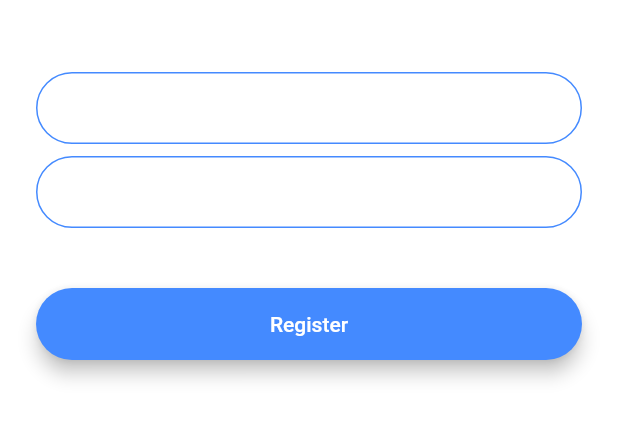
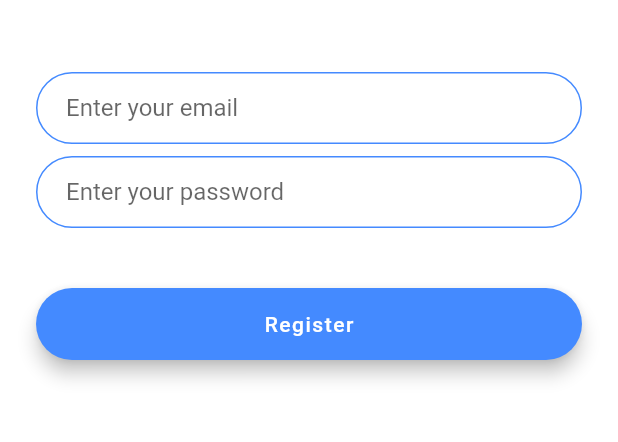
Before and after one commit to akshaykoni174285/messenger-app, a Flutter app: the screen it shows after launch, after a tap on "Register", on a phone screen of 412 x 824 dp, the part 576-1018 px from its top. Run offline on Flutter 3.47's test engine with Material 2 defaults, Android fonts, the phone set to English and light mode, and no system bars; our stand-ins replace animated_text_kit.

```diff
--- a/lib/components/rounded_button.dart
+++ b/lib/components/rounded_button.dart
@@ -0,0 +1,31 @@
+import 'package:flutter/material.dart';
+import 'package:messenger_application/constants.dart';
+
+class Material_Button extends StatelessWidget {
+  Material_Button(
+      {required this.onpressed, required this.text, required this.color});
+  late VoidCallback onpressed;
+  late String text;
+  late Color color;
+
+  @override
+  Widget build(BuildContext context) {
+    return Padding(
+      padding: EdgeInsets.symmetric(vertical: 16.0),
+      child: Material(
+        color: color,
+        borderRadius: BorderRadius.circular(30.0),
+        elevation: 5.0,
+        child: MaterialButton(
+          onPressed: onpressed,
+          minWidth: 200.0,
+          height: 42.0,
+          child: Text(
+            text,
+            style: KWhiteStyle,
+          ),
+        ),
+      ),
+    );
+  }
+}
--- a/lib/constants.dart
+++ b/lib/constants.dart
@@ -17,3 +17,23 @@ const kMessageContainerDecoration = BoxDecoration(
     top: BorderSide(color: Colors.lightBlueAccent, width: 2.0),
   ),
 );
+
+const KMaterialButtonStyle = InputDecoration(
+  contentPadding: EdgeInsets.symmetric(vertical: 10.0, horizontal: 20.0),
+  border: OutlineInputBorder(
+    borderRadius: BorderRadius.all(Radius.circular(32.0)),
+  ),
+  enabledBorder: OutlineInputBorder(
+    borderSide: BorderSide(color: Colors.lightBlueAccent, width: 1.0),
+    borderRadius: BorderRadius.all(Radius.circular(32.0)),
+  ),
+  focusedBorder: OutlineInputBorder(
+    borderSide: BorderSide(color: Colors.lightBlueAccent, width: 2.0),
+    borderRadius: BorderRadius.all(Radius.circular(32.0)),
+  ),
+);
+
+const KWhiteStyle = TextStyle(
+  color: Colors.white,
+  letterSpacing: 1,
+);
--- a/lib/main.dart
+++ b/lib/main.dart
@@ -11,11 +11,6 @@ class FlashChat extends StatelessWidget {
   Widget build(BuildContext context) {
     return MaterialApp(
       debugShowCheckedModeBanner: false,
-      theme: ThemeData.dark().copyWith(
-        textTheme: TextTheme(
-          bodyText1: TextStyle(color: Colors.black54),
-        ),
-      ),
       initialRoute: WelcomeScreen.id,
       routes: {
         WelcomeScreen.id: (context) => WelcomeScreen(),
--- a/lib/screens/registration_screen.dart
+++ b/lib/screens/registration_screen.dart
@@ -1,4 +1,5 @@
 import 'package:flutter/material.dart';
+import 'package:messenger_application/components/rounded_button.dart';
 
 class RegistrationScreen extends StatefulWidget {
   static const id = 'registration_screen';
@@ -75,25 +76,11 @@ class _RegistrationScreenState extends State<RegistrationScreen> {
             SizedBox(
               height: 24.0,
             ),
-            Padding(
-              padding: EdgeInsets.symmetric(vertical: 16.0),
-              child: Material(
-                color: Colors.blueAccent,
-                borderRadius: BorderRadius.all(Radius.circular(30.0)),
-                elevation: 5.0,
-                child: MaterialButton(
-                  onPressed: () {
-                    //Implement registration functionality.
-                  },
-                  minWidth: 200.0,
-                  height: 42.0,
-                  child: Text(
-                    'Register',
-                    style: TextStyle(color: Colors.white),
-                  ),
-                ),
-              ),
-            ),
+            Material_Button(
+              text: 'Register',
+              color: Colors.blueAccent,
+              onpressed: () {},
+            )
           ],
         ),
       ),
--- a/lib/screens/welcome_screen.dart
+++ b/lib/screens/welcome_screen.dart
@@ -2,6 +2,7 @@ import 'package:flutter/material.dart';
 import 'package:messenger_application/screens/login_screen.dart';
 import 'registration_screen.dart';
 import 'package:animated_text_kit/animated_text_kit.dart';
+import 'package:messenger_application/components/rounded_button.dart';
 
 class WelcomeScreen extends StatefulWidget {
   static const id = 'welcome_screen';
@@ -57,13 +58,6 @@ class _WelcomeScreenState extends State<WelcomeScreen>
                     height: 60,
                   ),
                 ),
-                // TypewriterAnimatedTex(
-                //   textStyle: TextStyle(
-                //     fontSize: 45.0,
-                //     fontWeight: FontWeight.w900,
-                //     color: Color(0xFFECEFF4),
-                //   ),
-                // ),
                 AnimatedTextKit(
                   totalRepeatCount: 1,
                   repeatForever: false,
@@ -84,43 +78,19 @@ class _WelcomeScreenState extends State<WelcomeScreen>
             SizedBox(
               height: 48.0,
             ),
-            Padding(
-              padding: EdgeInsets.symmetric(vertical: 16.0),
-              child: Material(
-                elevation: 5.0,
-                color: Colors.lightBlueAccent,
-                borderRadius: BorderRadius.circular(30.0),
-                child: MaterialButton(
-                  onPressed: () {
-                    //Go to login screen.
-                    Navigator.pushNamed(context, LoginScreen.id);
-                  },
-                  minWidth: 200.0,
-                  height: 42.0,
-                  child: Text(
-                    'Log In',
-                  ),
-                ),
-              ),
+            Material_Button(
+              onpressed: () {
+                Navigator.pushNamed(context, LoginScreen.id);
+              },
+              text: 'Login In',
+              color: Colors.lightBlueAccent,
             ),
-            Padding(
-              padding: EdgeInsets.symmetric(vertical: 16.0),
-              child: Material(
-                color: Colors.blueAccent,
-                borderRadius: BorderRadius.circular(30.0),
-                elevation: 5.0,
-                child: MaterialButton(
-                  onPressed: () {
-                    //Go to registration screen.
-                    Navigator.pushNamed(context, RegistrationScreen.id);
-                  },
-                  minWidth: 200.0,
-                  height: 42.0,
-                  child: Text(
-                    'Register',
-                  ),
-                ),
-              ),
+            Material_Button(
+              onpressed: () {
+                Navigator.pushNamed(context, RegistrationScreen.id);
+              },
+              text: 'Register',
+              color: Colors.blueAccent,
             ),
           ],
         ),
--- a/pubspec.yaml
+++ b/pubspec.yaml
@@ -30,6 +30,9 @@ dependencies:
   # Use with the CupertinoIcons class for iOS style icons.
   cupertino_icons: ^1.0.2
   animated_text_kit: ^4.2.1
+  firebase_core: ^1.6.0
+  firebase_auth: ^3.1.1
+  cloud_firestore: ^2.5.2
 
 dev_dependencies:
   flutter_test:
```
Also changed, not shown: lib/screens/login_screen.dart (+12 -39 lines), pubspec.lock, 3 other files.
